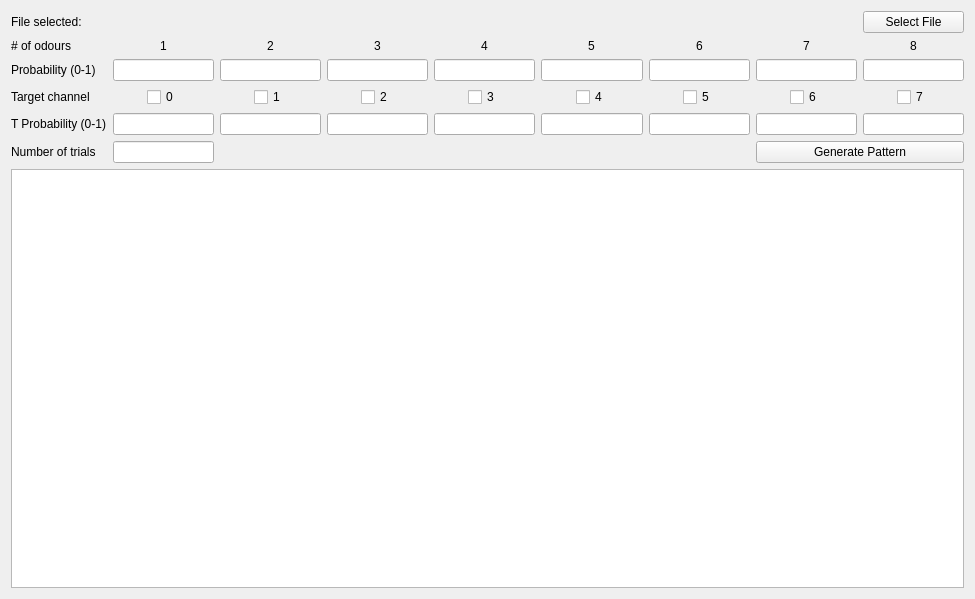
Before: the Qt Designer form Python/gui/odourwin.ui in yagarwal123/autonomouse, drawn with Qt 5.
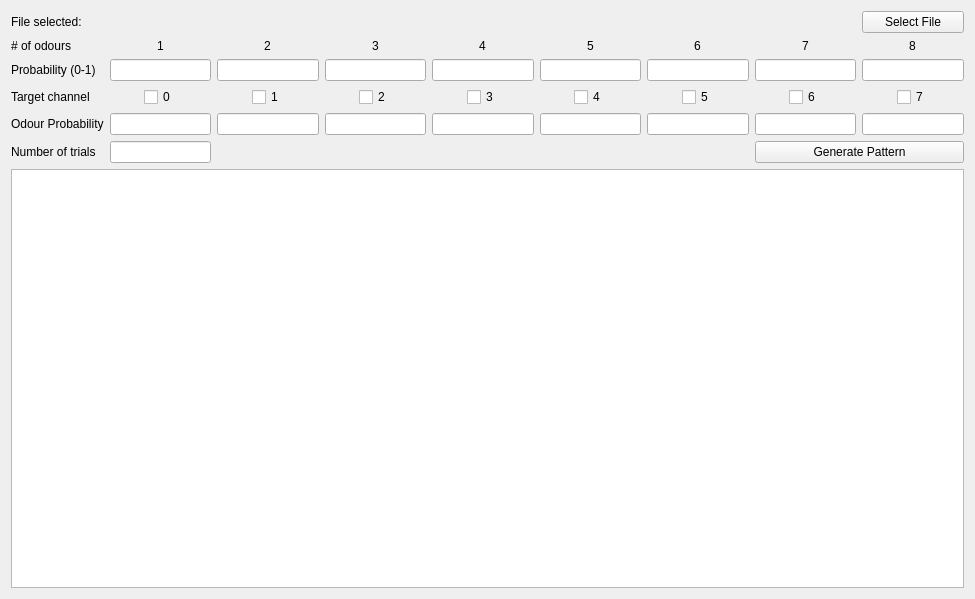
After: the same form once the commit is applied.

Commit message: debug on odour gen and added error handling

Diff of the .ui file:
```diff
--- a/Python/gui/odourwin.ui
+++ b/Python/gui/odourwin.ui
@@ -173,7 +173,7 @@
    <item row="4" column="0">
     <widget class="QLabel" name="label_18">
      <property name="text">
-      <string>T Probability (0-1)</string>
+      <string>Odour Probability</string>
      </property>
     </widget>
    </item>
```
The commit also changes 3 other files.
